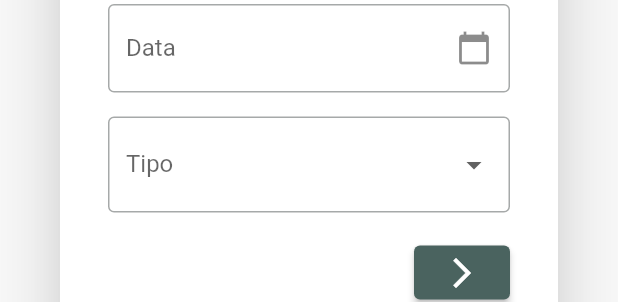
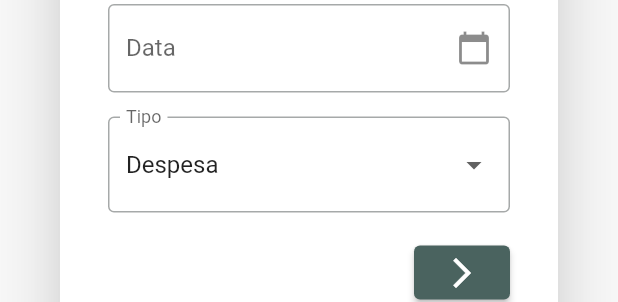
Before and after one commit to gabrieldebem/sofia_app, a Flutter app: the CreateSpendDialog widget shown alone on an empty page, opened directly, on a phone screen of 412 x 824 dp. Shown: the part 629-931 px from the top of the screen. Run offline on Flutter 3.47's test engine with Material 2 defaults, Android fonts, the phone set to English and light mode, and no system bars; our stand-ins replace currency_text_input_formatter, dio, get, shared_preferences; accounts and stored records are empty; network calls fail.

Commit message:
small corrections

```diff
--- a/lib/components/create_spend_dialog.dart
+++ b/lib/components/create_spend_dialog.dart
@@ -21,6 +21,7 @@ class _CreateSpendDialogState extends State<CreateSpendDialog> {
       shape: RoundedRectangleBorder(
         borderRadius: BorderRadius.circular(16),
       ),
+      child: SingleChildScrollView(
         child: Container(
           height: 550,
           width: 500,
@@ -69,6 +70,7 @@ class _CreateSpendDialogState extends State<CreateSpendDialog> {
                   Padding(
                     padding: const EdgeInsets.all(8.0),
                     child: TextFormField(
+                      keyboardType: TextInputType.number,
                       controller: _controller.amountController,
                       onChanged: (value) =>
                           _controller.onAmountChanged(value.toString()),
@@ -90,6 +92,7 @@ class _CreateSpendDialogState extends State<CreateSpendDialog> {
                   Padding(
                     padding: const EdgeInsets.all(8.0),
                     child: TextFormField(
+                      keyboardType: TextInputType.number,
                       controller: _controller.dateController,
                       onChanged: (value) =>
                           _controller.onDateChanged(value.toString()),
@@ -111,6 +114,7 @@ class _CreateSpendDialogState extends State<CreateSpendDialog> {
                   Padding(
                     padding: const EdgeInsets.all(8.0),
                     child: DropdownButtonFormField(
+                      value: _controller.type,
                       items: _getTypes(),
                       onChanged: (value) =>
                           _controller.onTypeChanged(value.toString()),
@@ -148,6 +152,7 @@ class _CreateSpendDialogState extends State<CreateSpendDialog> {
             ),
           ),
         ),
+      ),
     );
   }
 
--- a/lib/controllers/create_spend.controller.dart
+++ b/lib/controllers/create_spend.controller.dart
@@ -12,7 +12,7 @@ class CreateSpendController extends GetxController {
   final _description = ''.obs;
   final _category = ''.obs;
   final _date = ''.obs;
-  final _type = ''.obs;
+  final _type = 'expense'.obs;
 
   GlobalKey<FormState> get formKey => _formKey;
   String get amount => _amount.value;
--- a/lib/pages/login_page.dart
+++ b/lib/pages/login_page.dart
@@ -17,7 +17,6 @@ class _LoginPageState extends State<LoginPage> {
   Widget build(BuildContext context) {
     return Scaffold(
       appBar: AppBar(
-        backgroundColor: Theme.of(context).colorScheme.inversePrimary,
         leading: IconButton(
           onPressed: () => Get.toNamed(Routes.guest),
           icon: const Icon(Icons.arrow_back),
--- a/lib/pages/signup_page.dart
+++ b/lib/pages/signup_page.dart
@@ -21,7 +21,6 @@ class _SignupPageState extends State<SignupPage> {
           onPressed: () => Get.toNamed(Routes.guest),
           icon: const Icon(Icons.arrow_back),
         ),
-        backgroundColor: Theme.of(context).colorScheme.inversePrimary,
         title: const Text('Signup'),
       ),
       body: Container(
```
Lines whose indentation alone changed are shown as unchanged.
